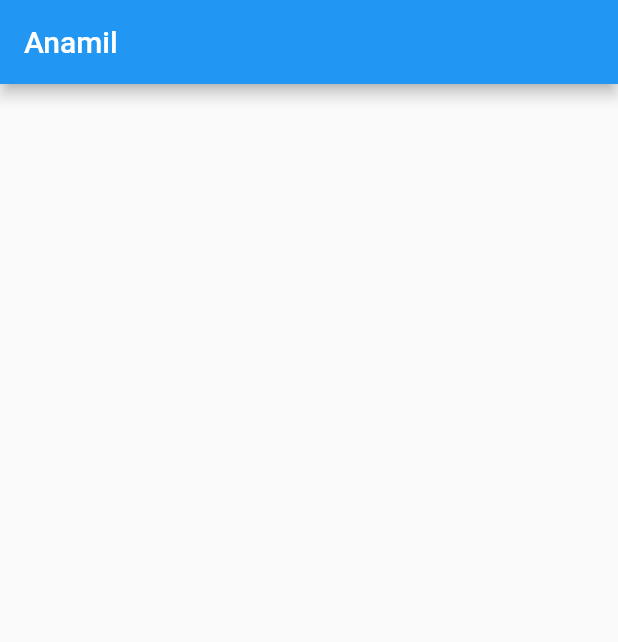
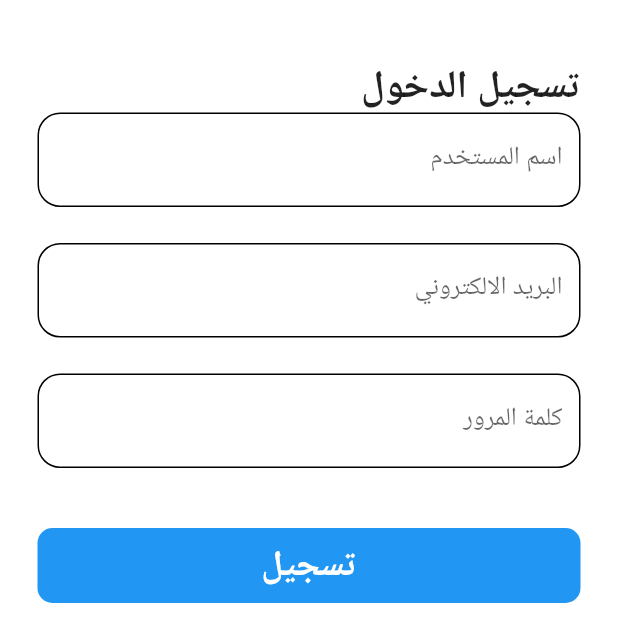
Before and after one commit to ahmedroa/anamil, a Flutter app: the screen it shows after launch, on a phone screen of 412 x 824 dp. Shown: the top 642 px of the screen. Run offline on Flutter 3.47's test engine with Material 2 defaults, Android fonts, the phone set to English and light mode, and no system bars; our stand-ins replace bloc, firebase_auth, firebase_core, flutter_bloc, shared_preferences; accounts and stored records are empty.

```diff
--- /dev/null
+++ b/lib/Auth/Register.dart
@@ -0,0 +1,125 @@
+// ignore_for_file: unused_local_variable
+
+import 'package:anamil/bloc/anaml_app_bloc.dart';
+import 'package:anamil/bloc/anaml_app_state.dart';
+import 'package:anamil/layout/widgets/MainButton.dart';
+import 'package:flutter/material.dart';
+import 'package:flutter_bloc/flutter_bloc.dart';
+
+class Register extends StatefulWidget {
+  const Register({Key? key}) : super(key: key);
+
+  @override
+  State<Register> createState() => _RegisterState();
+}
+
+class _RegisterState extends State<Register> {
+  final formKey = GlobalKey<FormState>();
+  final nameController = TextEditingController();
+  final emailController = TextEditingController();
+  final passwordController = TextEditingController();
+  final phoneController = TextEditingController();
+
+  @override
+  Widget build(BuildContext context) {
+    var cubit = AlahdanCubit.get(context);
+
+    return Scaffold(
+      body: BlocConsumer<AlahdanCubit, AnamilStates>(
+        listener: (context, state) {
+          if (state is LoadingState) {}
+          if (state is LoginSuccessful) {}
+          if (state is LogoutFailed) {}
+        },
+        builder: (context, state) {
+          return SafeArea(
+            child: Padding(
+              padding: const EdgeInsets.symmetric(
+                vertical: 40.0,
+                horizontal: 25.0,
+              ),
+              child: Form(
+                key: formKey,
+                child: SingleChildScrollView(
+                  child: Column(
+                    crossAxisAlignment: CrossAxisAlignment.start,
+                    children: [
+                      Text('تسجيل الدخول',
+                          style: Theme.of(context).textTheme.titleLarge?.copyWith(
+                              // color: cubit.isDark ? MyColors.containerlight : MyColors.containerDark,
+                              fontSize: 26,
+                              fontWeight: FontWeight.bold)),
+                      TextFormField(
+                        controller: nameController,
+                        textInputAction: TextInputAction.next,
+                        validator: (val) => val!.isEmpty ? 'Please enter your name!' : null,
+                        decoration: InputDecoration(
+                          labelText: 'اسم المستخدم',
+                          hintText: 'ادخل اسم مستخدم جديد',
+                          enabledBorder: const OutlineInputBorder(
+                            borderSide: BorderSide(
+                              // color: MyColors.purple,
+                              width: 1,
+                            ),
+                            borderRadius: BorderRadius.all(
+                              Radius.circular(15),
+                            ),
+                          ),
+                        ),
+                      ),
+                      const SizedBox(height: 24.0),
+                      TextFormField(
+                        keyboardType: TextInputType.emailAddress,
+                        controller: emailController,
+                        validator: (val) => val!.isEmpty ? 'Please enter your email!' : null,
+                        decoration: InputDecoration(
+                          labelText: 'البريد الالكتروني',
+                          hintText: ' الرجاء ادخال البريد الالكتروني',
+                          enabledBorder: const OutlineInputBorder(
+                            borderSide: BorderSide(
+                              // color: MyColors.purple,
+                              width: 1,
+                            ),
+                            borderRadius: BorderRadius.all(
+                              Radius.circular(15),
+                            ),
+                          ),
+                        ),
+                      ),
+                      const SizedBox(height: 24.0),
+                      TextFormField(
+                        controller: passwordController,
+                        validator: (val) => val!.isEmpty ? 'Please enter your password!' : null,
+                        decoration: InputDecoration(
+                          labelText: 'كلمة المرور',
+                          // labelStyle: TextStyle(color: cubit.isDark ? MyColors.containerlight : MyColors.containerDark),
+                          hintText: 'الرجاء ادخال كلمة مرور',
+                          enabledBorder: const OutlineInputBorder(
+                            borderSide: BorderSide(
+                              // color: MyColors.purple,
+                              width: 1,
+                            ),
+                            borderRadius: BorderRadius.all(
+                              Radius.circular(15),
+                            ),
+                          ),
+                        ),
+                      ),
+                      const SizedBox(height: 24.0),
+                      const SizedBox(height: 16.0),
+                      MainButton(
+                          text: 'تسجيل',
+                          onTap: () {
+                            if (formKey.currentState!.validate()) {}
+                          }),
+                    ],
+                  ),
+                ),
+              ),
+            ),
+          );
+        },
+      ),
+    );
+  }
+}
--- /dev/null
+++ b/lib/bloc/anaml_app_bloc.dart
@@ -0,0 +1,7 @@
+import 'package:anamil/bloc/anaml_app_state.dart';
+import 'package:flutter_bloc/flutter_bloc.dart';
+
+class AlahdanCubit extends Cubit<AnamilStates> {
+  AlahdanCubit() : super(AnamilInitialState());
+  static AlahdanCubit get(context) => BlocProvider.of(context);
+}
--- /dev/null
+++ b/lib/bloc/anaml_app_state.dart
@@ -0,0 +1,9 @@
+abstract class AnamilStates {}
+
+class AnamilInitialState extends AnamilStates {}
+
+class LoadingState extends AnamilStates {}
+
+class LoginSuccessful extends AnamilStates {}
+
+class LogoutFailed extends AnamilStates {}
--- /dev/null
+++ b/lib/constants/MyColors .dart
@@ -0,0 +1,7 @@
+import 'package:flutter/cupertino.dart';
+import 'package:flutter/material.dart';
+
+class MyColors{
+    static const Color blue = Colors.blue;
+
+}
--- a/lib/layout/screens/home.dart
+++ b/lib/layout/screens/home.dart
@@ -1,6 +1,4 @@
 import 'package:flutter/material.dart';
-import 'package:flutter/src/foundation/key.dart';
-import 'package:flutter/src/widgets/framework.dart';
 
 class HomeScreen extends StatelessWidget {
   const HomeScreen({Key? key}) : super(key: key);
--- /dev/null
+++ b/lib/layout/widgets/MainButton.dart
@@ -0,0 +1,38 @@
+import 'package:anamil/constants/MyColors%20.dart';
+import 'package:flutter/material.dart';
+
+class MainButton extends StatelessWidget {
+  final String text;
+  final VoidCallback onTap;
+  final bool hasCircularBorder;
+  final double width;
+
+  const MainButton({
+    Key? key,
+    required this.text,
+    required this.onTap,
+    this.hasCircularBorder = false,
+    this.width = double.infinity,
+  }) : super(key: key);
+
+  @override
+  Widget build(BuildContext context) {
+    return SizedBox(
+        width: double.infinity,
+        height: 50,
+        child: Container(
+          width: double.infinity,
+          decoration: BoxDecoration(
+            borderRadius: BorderRadius.circular(10.0),
+            color: MyColors.blue,
+          ),
+          child: MaterialButton(
+            onPressed: onTap,
+            child: Text(
+              text,
+              style: const TextStyle(color: Colors.white, fontSize: 24, fontWeight: FontWeight.w600),
+            ),
+          ),
+        ));
+  }
+}
--- a/lib/main.dart
+++ b/lib/main.dart
@@ -1,11 +1,21 @@
-import 'package:anamil/layout/screens/home.dart';
+// ignore_for_file: unused_local_variable
+
+import 'package:anamil/Auth/Register.dart';
+import 'package:anamil/bloc/anaml_app_bloc.dart';
+import 'package:anamil/shared/bloc_observer.dart';
+import 'package:anamil/shared/helper/cashHelper.dart';
+import 'package:anamil/theme/app_theme_light.dart';
 import 'package:firebase_auth/firebase_auth.dart';
 import 'package:firebase_core/firebase_core.dart';
 import 'package:flutter/material.dart';
+import 'package:flutter_bloc/flutter_bloc.dart';
+import 'package:flutter_localizations/flutter_localizations.dart';
 
 void main() async {
   WidgetsFlutterBinding.ensureInitialized();
   await Firebase.initializeApp();
+  await CashHelper.init();
+  Bloc.observer = MyBlocObserver();
   runApp(const MyApp());
 }
 
@@ -14,13 +24,29 @@ class MyApp extends StatelessWidget {
 
   @override
   Widget build(BuildContext context) {
-    return MaterialApp(
-      debugShowCheckedModeBanner: false,
-      title: 'Flutter Demo',
-      theme: ThemeData(
-        primarySwatch: Colors.blue,
+    late bool islogin;
+    var user = FirebaseAuth.instance.currentUser;
+    if (user == null) {
+      islogin = false;
+    } else {
+      islogin = true;
+    }
+
+    return BlocProvider(
+      create: (context) => AlahdanCubit(),
+      child: MaterialApp(
+        localizationsDelegates: const [
+          GlobalCupertinoLocalizations.delegate,
+          GlobalMaterialLocalizations.delegate,
+          GlobalWidgetsLocalizations.delegate,
+        ],
+        supportedLocales: const [Locale("ar", "AE")],
+        locale: const Locale("ar", "AE"),
+        debugShowCheckedModeBanner: false,
+        title: 'Flutter Demo',
+        theme: lightTheme,
+        home: const Register(),
       ),
-      home: const HomeScreen(),
     );
   }
 }
--- a/lib/shared/bloc_observer.dart
+++ b/lib/shared/bloc_observer.dart
@@ -0,0 +1,27 @@
+import 'package:bloc/bloc.dart';
+
+class MyBlocObserver extends BlocObserver {
+  @override
+  void onCreate(BlocBase bloc) {
+    super.onCreate(bloc);
+    print('onCreate -- ${bloc.runtimeType}');
+  }
+
+  @override
+  void onChange(BlocBase bloc, Change change) {
+    super.onChange(bloc, change);
+    print('onChange -- ${bloc.runtimeType}, $change');
+  }
+
+  @override
+  void onError(BlocBase bloc, Object error, StackTrace stackTrace) {
+    print('onError -- ${bloc.runtimeType}, $error');
+    super.onError(bloc, error, stackTrace);
+  }
+
+  @override
+  void onClose(BlocBase bloc) {
+    super.onClose(bloc);
+    print('onClose -- ${bloc.runtimeType}');
+  }
+}
--- /dev/null
+++ b/lib/shared/helper/cashHelper.dart
@@ -0,0 +1,22 @@
+import 'package:shared_preferences/shared_preferences.dart';
+
+class CashHelper {
+  static SharedPreferences? sharedpreferences;
+
+  static init() async {
+    sharedpreferences = await SharedPreferences.getInstance();
+  }
+
+  static Future saveDate({
+    required String key,
+    required String value,
+  }) async {
+    return await sharedpreferences!.setString(key, value);
+  }
+
+  static String? getDate({
+    required String key,
+  }) {
+    return sharedpreferences!.getString(key);
+  }
+}
--- /dev/null
+++ b/lib/theme/app_theme_light.dart
@@ -0,0 +1,5 @@
+import 'package:flutter/material.dart';
+
+ThemeData lightTheme = ThemeData(
+  scaffoldBackgroundColor: Colors.white,
+);
--- a/pubspec.yaml
+++ b/pubspec.yaml
@@ -29,6 +29,8 @@ environment:
 dependencies:
   flutter:
     sdk: flutter
+  flutter_localizations:
+    sdk: flutter
 
 
   # The following adds the Cupertino Icons font to your application.
@@ -36,7 +38,10 @@ dependencies:
   cupertino_icons: ^1.0.2
   firebase_core: ^2.8.0
   firebase_auth: ^4.3.0
+  shared_preferences: ^2.2.0
   flutter_bloc: ^8.1.1
+  bloc:
+
 
 dev_dependencies:
   flutter_test:
```
Also changed, not shown: lib/bloc/cubit.dart (deleted), lib/models/userModel.dart (added), pubspec.lock, 6 other files.
